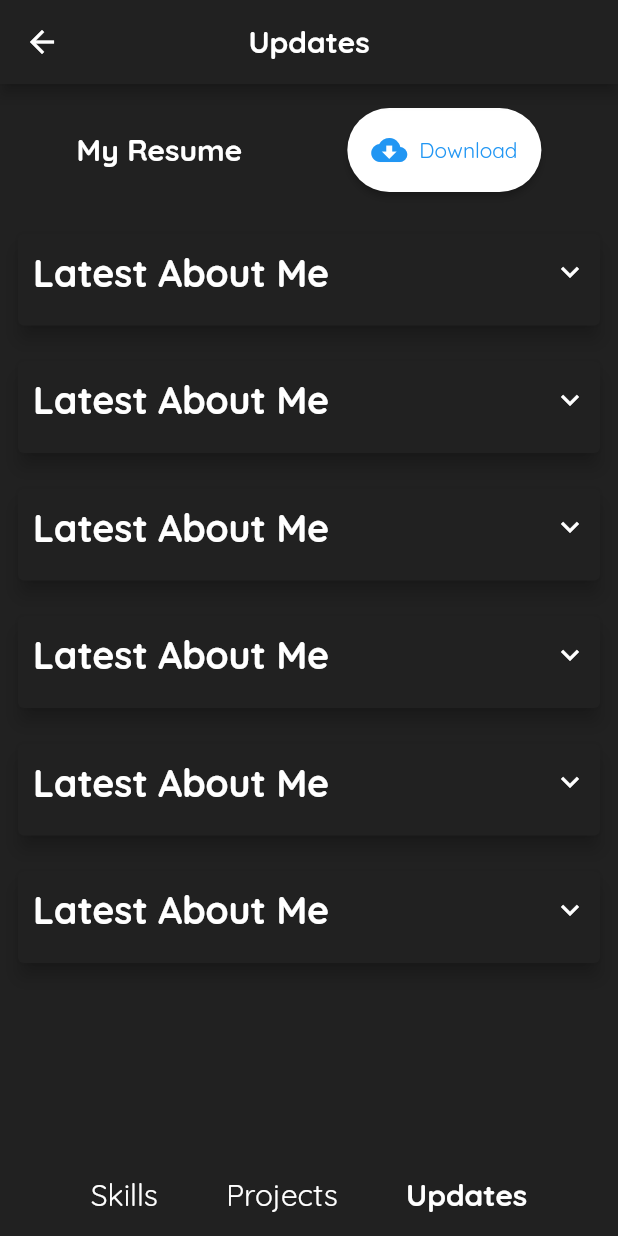
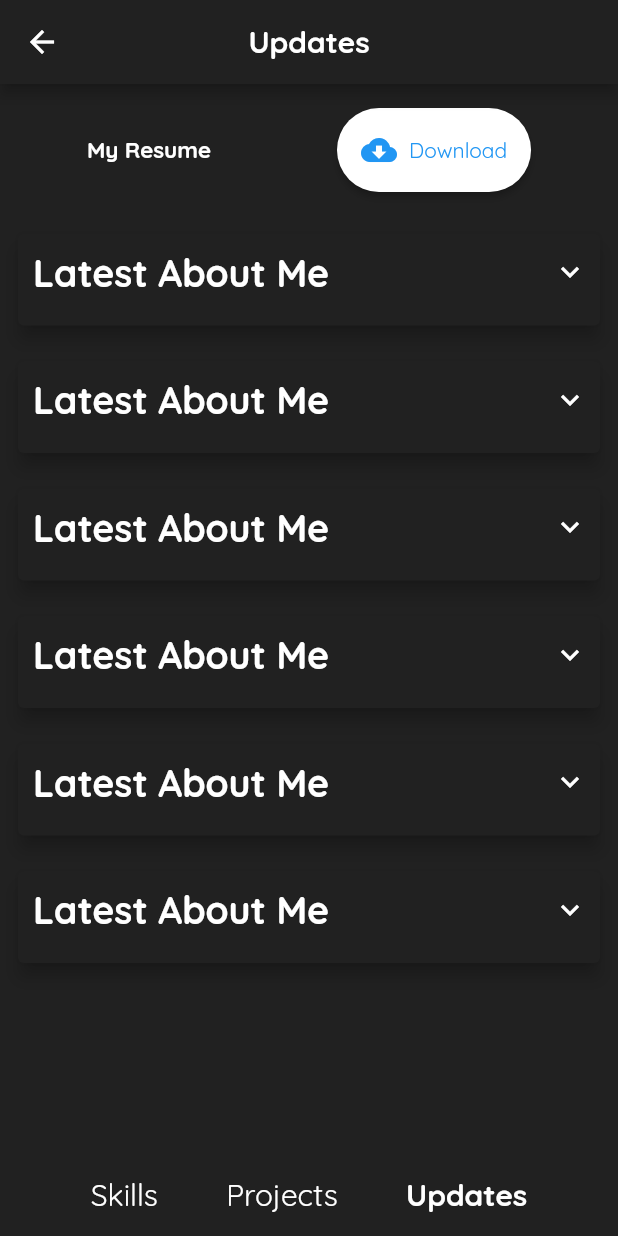
Before and after one commit to lightningbolt047/lightning-about-pwa, a Flutter app: the AboutMe screen opened directly, item 3 of the bottom bar chosen, on a phone screen of 412 x 824 dp. Run offline on Flutter 3.47's test engine with Material 2 defaults, Android fonts, the phone set to English and light mode, and no system bars; drawn by our look-alikes of auto_size_text, expandable; our stand-ins replace animated_text_kit, assets_audio_player, community_material_icon, flutter_animation_progress_bar, font_awesome_flutter; missing offline and left inert: animated_icon_button, clipboard, sliver_fill_remaining_box_adapter; network calls fail.

Commit message:
Attempt to fix text overflow on mobile devices

```diff
--- a/lib/screens/about_me_screen.dart
+++ b/lib/screens/about_me_screen.dart
@@ -46,7 +46,7 @@ class _AboutMeState extends State<AboutMe> with SingleTickerProviderStateMixin {
     return Scaffold(
       backgroundColor: kFinalScaffoldColor,
       appBar: AppBar(
-        title: Text(_tabBarNames[_tabController.index],style: TextStyle(fontWeight: FontWeight.bold),),
+        title: Text(_tabBarNames[_tabController.index],overflow:TextOverflow.visible,style: TextStyle(fontWeight: FontWeight.bold),),
         backgroundColor: kFinalScaffoldColor,
         centerTitle: true,
       ),
@@ -70,7 +70,6 @@ class _AboutMeState extends State<AboutMe> with SingleTickerProviderStateMixin {
                 behavior: HitTestBehavior.translucent,
                 child: Text(_tabBarNames[1],style: TextStyle(color: Colors.white,fontWeight:(_tabController.index==1)?FontWeight.bold:FontWeight.normal,fontSize: bottomNavBarOptionTextSize),),
                 onTap: (){
-                  print("Settings pressed");
                   _tabController.animateTo(1);
                 },
               ),
@@ -78,7 +77,6 @@ class _AboutMeState extends State<AboutMe> with SingleTickerProviderStateMixin {
                 behavior: HitTestBehavior.translucent,
                 child: Text(_tabBarNames[2],style: TextStyle(color: Colors.white,fontWeight:(_tabController.index==2)?FontWeight.bold:FontWeight.normal,fontSize: bottomNavBarOptionTextSize),),
                 onTap: (){
-                  print("Settings pressed");
                   _tabController.animateTo(2);
                 },
               )
@@ -422,7 +420,7 @@ class _MyProjectsState extends State<MyProjects> with SingleTickerProviderStateM
   }
 
   @override
-  Widget build(BuildContext context) {        //TODO Fix Broken Widget
+  Widget build(BuildContext context) {
     _isLowWidth();
     Size _fullSize=MediaQuery.of(context).size;
     return Center(
@@ -500,7 +498,7 @@ class _ContactMeState extends State<ContactMe> with SingleTickerProviderStateMix
             child: Row(
               mainAxisAlignment: _lowWidth?MainAxisAlignment.spaceAround:MainAxisAlignment.spaceEvenly,
               children: [
-                AutoSizeText("My Resume",minFontSize:5,style: TextStyle(color: Colors.white, fontSize: _lowWidth?20:25,fontWeight: FontWeight.bold),),
+                AutoSizeText("My Resume",minFontSize:5,style: TextStyle(color: Colors.white, fontSize: _lowWidth?15:25,fontWeight: FontWeight.bold),),
                 RawMaterialButton(
                   shape: RoundedRectangleBorder(
                     borderRadius: BorderRadius.all(Radius.circular(30))
--- a/lib/widgets/cards.dart
+++ b/lib/widgets/cards.dart
@@ -103,7 +103,7 @@ class _GitProjectCardState extends State<GitProjectCard> with SingleTickerProvid
                       mainAxisAlignment: MainAxisAlignment.center,
                       crossAxisAlignment: CrossAxisAlignment.start,
                       children: [
-                        AutoSizeText(projectInfo['name'],overflow:TextOverflow.ellipsis,minFontSize:10,maxFontSize:_lowWidth?20:30,maxLines: 1,style: TextStyle(color: Colors.blue,fontWeight: FontWeight.bold,fontSize: 25),),
+                        AutoSizeText(projectInfo['name'],overflow: TextOverflow.visible,minFontSize:5,maxFontSize:_lowWidth?20:30,maxLines: 1,style: TextStyle(color: Colors.blue,fontWeight: FontWeight.bold,fontSize: 25),),
                         AutoSizeText(projectInfo['language'],overflow:TextOverflow.ellipsis,minFontSize:5,maxFontSize:20,maxLines:1,style: TextStyle(color: Colors.blue,fontSize: 15),),
                       ],
                     ),
```
Also changed, not shown: 1 other file.
